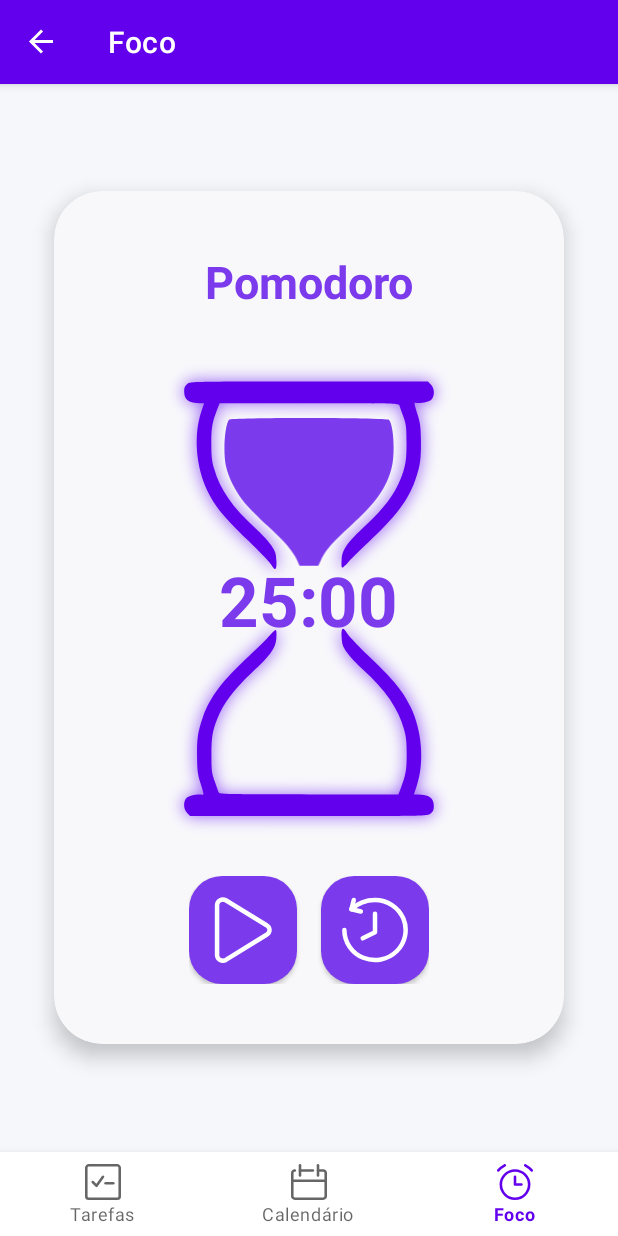
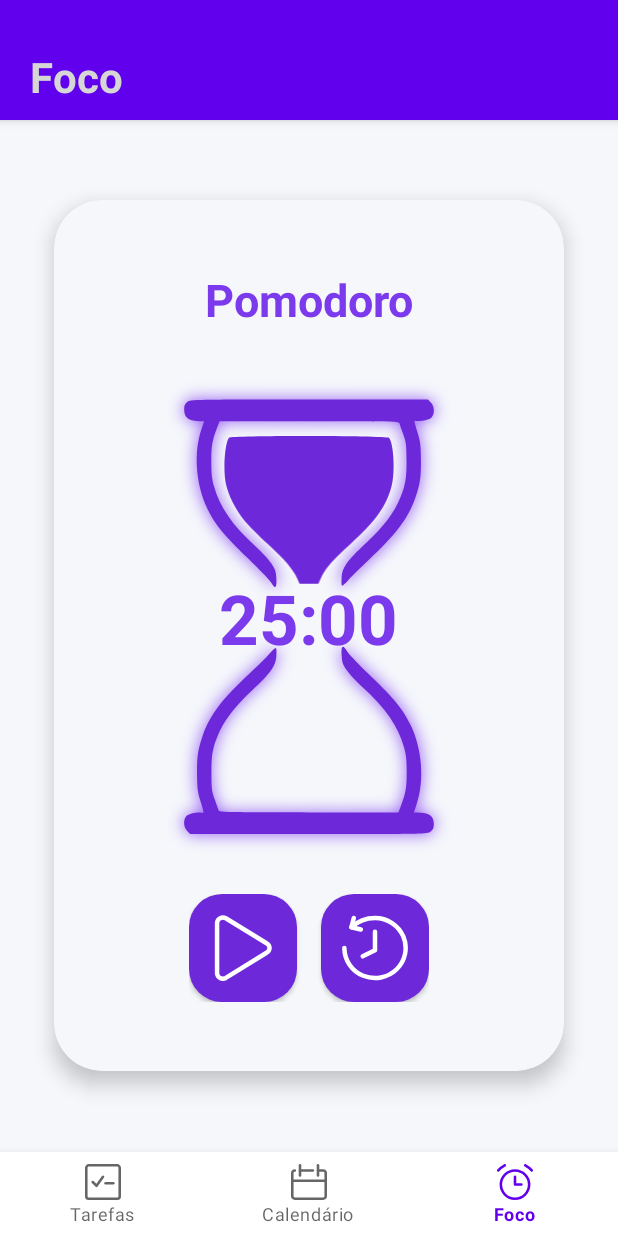
Before and after one commit to Adriel89z/AppAcademicoOrganizacao, an Android app: the FocusFragment screen opened through its navigation route, on a phone screen of 412 x 824 dp. Run offline under Robolectric (Android 15) with nearby library versions, the phone set to English and light mode, and no system bars; our stand-ins replace navigation-ui.

Commit message:
feat: melhorias no design e na indentidade visual no modo claro e escuro

```diff
--- a/app/src/main/java/com/example/appacademicoorganizacao/CalendarFragment.java
+++ b/app/src/main/java/com/example/appacademicoorganizacao/CalendarFragment.java
@@ -198,4 +198,5 @@ public class CalendarFragment extends Fragment {
                 new EventDecorator(0xFFFF9800, mixedDates)
         );
     }
+
 }
--- a/app/src/main/java/com/example/appacademicoorganizacao/FocusFragment.java
+++ b/app/src/main/java/com/example/appacademicoorganizacao/FocusFragment.java
@@ -103,11 +103,7 @@ public class FocusFragment extends Fragment {
                 .setDuration(80)
                 .withEndAction(() ->
 
-                        button.animate()
-                                .scaleX(1f)
-                                .scaleY(1f)
-                                .setDuration(80)
-                                .start()
+                        button.animate().scaleX(1f).scaleY(1f).setDuration(80).start()
 
                 ).start();
     }
--- a/app/src/main/java/com/example/appacademicoorganizacao/MainActivity.java
+++ b/app/src/main/java/com/example/appacademicoorganizacao/MainActivity.java
@@ -22,15 +22,14 @@ public class MainActivity extends AppCompatActivity {
         // Define quais telas são principais
         AppBarConfiguration appBarConfiguration = new AppBarConfiguration.Builder(
                 R.id.navigation_tasks,
-                R.id.navigation_calendar
+                R.id.navigation_calendar,
+                R.id.navigation_foco
         ).build();
 
         NavController navController = Navigation.findNavController(
                 this,
                 R.id.nav_host_fragment_activity_main
         );
-
-        NavigationUI.setupActionBarWithNavController(this, navController, appBarConfiguration);
         NavigationUI.setupWithNavController(navView, navController);
     }
 }
--- a/app/src/main/res/drawable/background_button.xml
+++ b/app/src/main/res/drawable/background_button.xml
@@ -7,7 +7,7 @@
 
         <shape android:shape="rectangle">
 
-            <solid android:color="@color/primary"/>
+            <solid android:color="@color/primary_dark"/>
 
             <corners android:radius="22dp"/>
 
--- a/app/src/main/res/layout/activity_main.xml
+++ b/app/src/main/res/layout/activity_main.xml
@@ -25,6 +25,7 @@
         app:menu="@menu/bottom_nav_menu"
         app:layout_constraintBottom_toBottomOf="parent"
         app:layout_constraintStart_toStartOf="parent"
-        app:layout_constraintEnd_toEndOf="parent"/>
+        app:layout_constraintEnd_toEndOf="parent"
+        android:background="@color/surface"/>
 
 </androidx.constraintlayout.widget.ConstraintLayout>
--- a/app/src/main/res/layout/fragment_focus.xml
+++ b/app/src/main/res/layout/fragment_focus.xml
@@ -1,14 +1,38 @@
 <?xml version="1.0" encoding="utf-8"?>
-
-<FrameLayout
+<LinearLayout
     xmlns:android="http://schemas.android.com/apk/res/android"
     xmlns:app="http://schemas.android.com/apk/res-auto"
     xmlns:card_view="http://schemas.android.com/apk/res-auto"
     android:layout_width="match_parent"
     android:layout_height="match_parent"
+    android:orientation="vertical"
     android:background="@color/background">
 
-    <!-- CARD CENTRAL -->
+    <!-- topbar -->
+    <LinearLayout
+        android:layout_width="match_parent"
+        android:layout_height="80dp"
+        android:background="@color/topbar"
+        android:gravity="bottom"
+        android:paddingStart="20dp"
+        android:paddingBottom="10dp"
+        android:elevation="4dp">
+
+        <TextView
+            android:layout_width="wrap_content"
+            android:layout_height="wrap_content"
+            android:text="Foco"
+            android:textColor="@color/mcv_text_date_dark"
+            android:textSize="28sp"
+            android:textStyle="bold"/>
+    </LinearLayout>
+
+    <!-- conteudo geral -->
+    <FrameLayout
+        android:layout_width="match_parent"
+        android:layout_height="match_parent">
+
+        <!-- card -->
         <androidx.cardview.widget.CardView
             android:layout_width="340dp"
             android:layout_height="wrap_content"
@@ -16,27 +40,27 @@
             android:layout_margin="24dp"
             card_view:cardCornerRadius="32dp"
             card_view:cardElevation="8dp"
-        card_view:cardBackgroundColor="#F8F8FB">
+            card_view:cardBackgroundColor="@color/background">
 
-        <!-- CONTEÚDO -->
+            <!-- conteudo do card -->
             <LinearLayout
                 android:layout_width="match_parent"
                 android:layout_height="wrap_content"
+                android:gravity="center_horizontal"
                 android:orientation="vertical"
-            android:gravity="center_horizontal"
-            android:padding="24dp">
+                android:padding="30dp">
 
                 <!-- titulo -->
                 <TextView
                     android:id="@+id/textMode"
                     android:layout_width="wrap_content"
                     android:layout_height="wrap_content"
+                    android:layout_marginTop="16dp"
+                    android:layout_marginBottom="24dp"
                     android:text="Pomodoro"
                     android:textColor="@color/primary"
                     android:textSize="30sp"
-                android:textStyle="bold"
-                android:layout_marginTop="16dp"
-                android:layout_marginBottom="24dp"/>
+                    android:textStyle="bold" />
 
                 <!-- base da ampulheta -->
                 <FrameLayout
@@ -44,13 +68,13 @@
                     android:layout_height="320dp"
                     android:layout_marginTop="8dp">
 
-                <!-- ampulheta glow -->
+                    <!-- glow -->
                     <ImageView
                         android:id="@+id/hourglass_glow"
                         android:layout_width="match_parent"
                         android:layout_height="match_parent"
-                    android:src="@drawable/hourglass_glow"
-                    android:scaleType="fitCenter" />
+                        android:scaleType="fitCenter"
+                        android:src="@drawable/hourglass_glow" />
 
                     <!-- areia de baixo -->
                     <ImageView
@@ -58,11 +82,11 @@
                         android:layout_width="220dp"
                         android:layout_height="100dp"
                         android:layout_gravity="center"
+                        android:layout_marginTop="72dp"
                         android:paddingLeft="7dp"
-                    android:layout_marginTop="72dp"
+                        android:scaleType="fitCenter"
                         android:src="@drawable/sand_bottom"
-                    android:scaleType="fitCenter"
-                    app:tint="@color/primary"/>
+                        app:tint="@color/primary_dark" />
 
                     <!-- areia de cima -->
                     <ImageView
@@ -71,18 +95,18 @@
                         android:layout_height="100dp"
                         android:layout_gravity="center"
                         android:layout_marginBottom="72dp"
+                        android:scaleType="fitCenter"
                         android:src="@drawable/sand_top"
-                    android:scaleType="fitCenter"
-                    app:tint="@color/primary"/>
+                        app:tint="@color/primary_dark" />
 
                     <!-- ampulheta -->
                     <ImageView
                         android:id="@+id/hourglassFrame"
                         android:layout_width="match_parent"
                         android:layout_height="match_parent"
+                        android:scaleType="fitCenter"
                         android:src="@drawable/hourglass"
-                    android:scaleType="fitCenter"
-                    app:tint="@color/purple_500" />
+                        app:tint="@color/primary_dark" />
 
                     <!-- timer -->
                     <TextView
@@ -93,39 +117,39 @@
                         android:text="25:00"
                         android:textColor="@color/primary"
                         android:textSize="46sp"
-                    android:textStyle="bold"/>
+                        android:textStyle="bold" />
                 </FrameLayout>
 
-            <!-- BOTÕES -->
+                <!-- botões -->
                 <LinearLayout
                     android:layout_width="wrap_content"
                     android:layout_height="wrap_content"
-                android:orientation="horizontal"
                     android:layout_marginTop="24dp"
-                android:layout_marginBottom="16dp">
+                    android:layout_marginBottom="16dp"
+                    android:orientation="horizontal">
 
-                <!-- play -->
+                    <!-- botão de play -->
                     <ImageButton
                         android:id="@+id/btnStartPause"
                         android:layout_width="72dp"
                         android:layout_height="72dp"
                         android:layout_marginEnd="16dp"
                         android:background="@drawable/background_button"
+                        android:elevation="2dp"
                         android:padding="18dp"
-                    android:elevation="2dp"
                         android:src="@drawable/icon_play44"
-                    app:tint="@android:color/white"/>
+                        app:tint="@color/white" />
 
-                <!-- reset -->
+                    <!-- botão de reset -->
                     <ImageButton
                         android:id="@+id/btnReset"
                         android:layout_width="72dp"
                         android:layout_height="72dp"
                         android:background="@drawable/background_button"
+                        android:elevation="2dp"
                         android:padding="18dp"
-                    android:elevation="2dp"
                         android:src="@drawable/icon_timer44"
-                    app:tint="@android:color/white"/>
+                        app:tint="@android:color/white" />
 
                 </LinearLayout>
 
@@ -134,3 +158,5 @@
         </androidx.cardview.widget.CardView>
 
     </FrameLayout>
+
+</LinearLayout>
--- /dev/null
+++ b/app/src/main/res/values-night/colors.xml
@@ -0,0 +1,26 @@
+<?xml version="1.0" encoding="utf-8"?>
+<resources>
+
+    <!-- Roxo principal -->
+    <color name="primary">#A855F7</color>
+    <color name="primary_dark">#9333EA</color>
+
+    <!-- Fundos -->
+    <color name="background">#0F172A</color>
+    <color name="topbar">#1E293B</color>
+
+    <!-- Cards -->
+    <color name="surface">#1E293B</color>
+
+    <!-- Texto -->
+    <color name="text_primary">#F8FAFC</color>
+    <color name="text_secondary">#CBD5E1</color>
+
+    <!-- Divider -->
+    <color name="divider">#334155</color>
+
+    <!-- Estados -->
+    <color name="success">#22C55E</color>
+    <color name="danger">#EF4444</color>
+
+</resources>
--- a/app/src/main/res/values-night/themes.xml
+++ b/app/src/main/res/values-night/themes.xml
@@ -1,16 +1,23 @@
 <resources xmlns:tools="http://schemas.android.com/tools">
     <!-- Base application theme. -->
-    <style name="Theme.AppAcademicoOrganizacao" parent="Theme.MaterialComponents.DayNight.DarkActionBar">
+    <style name="Theme.AppAcademicoOrganizacao" parent="Theme.MaterialComponents.DayNight.NoActionBar">
         <!-- Primary brand color. -->
         <item name="colorPrimary">@color/purple_200</item>
         <item name="colorPrimaryVariant">@color/purple_700</item>
-        <item name="colorOnPrimary">@color/black</item>
+        <item name="colorOnPrimary">@color/white</item>
         <!-- Secondary brand color. -->
-        <item name="colorSecondary">@color/teal_200</item>
-        <item name="colorSecondaryVariant">@color/teal_200</item>
+        <item name="colorSecondary">@color/primary</item>
+        <item name="colorSecondaryVariant">@color/primary</item>
         <item name="colorOnSecondary">@color/black</item>
         <!-- Status bar color. -->
         <item name="android:statusBarColor">?attr/colorPrimaryVariant</item>
         <!-- Customize your theme here. -->
     </style>
+    <style name="CalendarWeekText">
+        <item name="android:textColor">@color/text_secondary</item>
+    </style>
+
+    <style name="CalendarDateText">
+        <item name="android:textColor">@color/text_primary</item>
+    </style>
 </resources>
--- a/app/src/main/res/values/colors.xml
+++ b/app/src/main/res/values/colors.xml
@@ -11,15 +11,13 @@
 
     <color name="primary">#7C3AED</color>
     <color name="primary_dark">#6D28D9</color>
-
     <color name="background">#F5F7FB</color>
     <color name="surface">#FFFFFF</color>
-
     <color name="text_primary">#1E293B</color>
     <color name="text_secondary">#64748B</color>
-
     <color name="success">#22C55E</color>
     <color name="danger">#EF4444</color>
+    <color name="divider">#E2E8F0</color>
+    <color name="topbar">#6100EC</color>
 
-    <color name="divider">#E2E8F0</color>
 </resources>
--- a/app/src/main/res/values/themes.xml
+++ b/app/src/main/res/values/themes.xml
@@ -1,16 +1,23 @@
 <resources xmlns:tools="http://schemas.android.com/tools">
     <!-- Base application theme. -->
-    <style name="Theme.AppAcademicoOrganizacao" parent="Theme.MaterialComponents.DayNight.DarkActionBar">
+    <style name="Theme.AppAcademicoOrganizacao" parent="Theme.MaterialComponents.DayNight.NoActionBar">
         <!-- Primary brand color. -->
         <item name="colorPrimary">@color/purple_500</item>
         <item name="colorPrimaryVariant">@color/purple_700</item>
         <item name="colorOnPrimary">@color/white</item>
         <!-- Secondary brand color. -->
-        <item name="colorSecondary">@color/teal_200</item>
-        <item name="colorSecondaryVariant">@color/teal_700</item>
+        <item name="colorSecondary">@color/primary</item>
+        <item name="colorSecondaryVariant">@color/primary</item>
         <item name="colorOnSecondary">@color/black</item>
         <!-- Status bar color. -->
         <item name="android:statusBarColor">?attr/colorPrimaryVariant</item>
         <!-- Customize your theme here. -->
     </style>
+    <style name="CalendarWeekText">
+        <item name="android:textColor">@color/text_secondary</item>
+    </style>
+
+    <style name="CalendarDateText">
+        <item name="android:textColor">@color/text_primary</item>
+    </style>
 </resources>
```
Also changed, not shown: app/src/main/res/layout/fragment_calendar.xml (+36 -14 lines), app/src/main/res/layout/fragment_task.xml (+41 -11 lines). Lines whose indentation alone changed are shown as unchanged.
